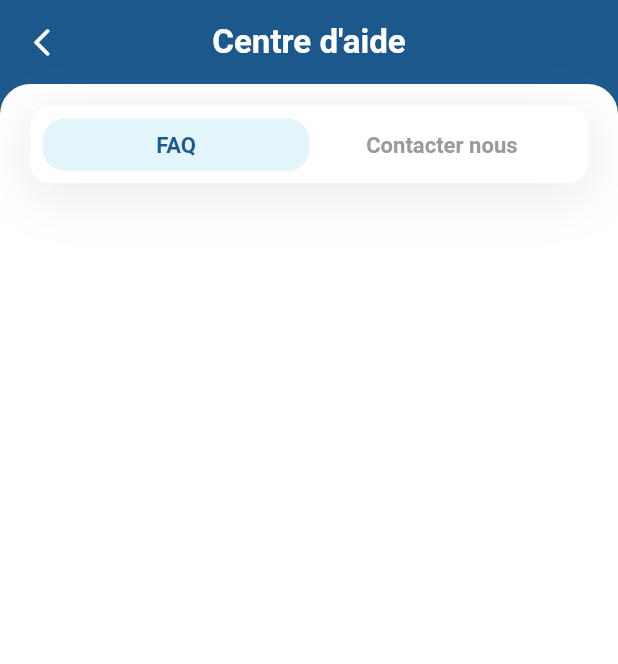
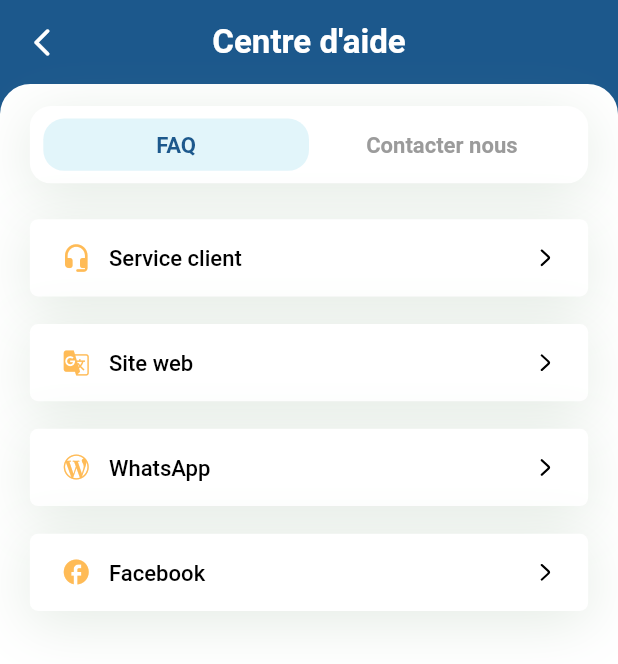
Before and after one commit to Keldy7/flutter_scolarApp, a Flutter app: the HelpCenterScreen screen opened by its route, on a phone screen of 412 x 824 dp. Shown: the top 664 px of the screen. Run offline on Flutter 3.47's test engine with Material 2 defaults, Android fonts, the phone set to English and light mode, and no system bars; our stand-ins replace carousel_slider, dotted_border, figma_squircle, file_picker, flutter_screenutil, flutter_svg and 7 more; accounts and stored records are empty; Roboto replaces fonts that are missing (Montserrat).

```diff
--- /dev/null
+++ b/lib/app/ui/models/model_options_contact_us.dart
@@ -0,0 +1,7 @@
+import 'package:flutter/cupertino.dart';
+
+class ModelOptions {
+  String title;
+  IconData icon;
+  ModelOptions(this.icon, this.title);
+}
--- a/lib/app/ui/screens/profile/notification_screen.dart
+++ b/lib/app/ui/screens/profile/notification_screen.dart
@@ -1,6 +1,7 @@
 import 'package:flutter/material.dart';
 import 'package:flutter_screenutil/flutter_screenutil.dart';
 import 'package:get/get.dart';
+import 'package:scolar_pay/app/utils/image_keys.dart';
 
 import '../../../utils/constant.dart';
 import '../../../utils/label_keys.dart';
@@ -10,6 +11,8 @@ import '../../styles/colors.dart';
 
 class NotificationScreen extends StatelessWidget {
   final List<String> notifications = ['', '', '', '', '', '', '', ''];
+
+  NotificationScreen({super.key});
 
   // final List<ModelNotifications> notificationList =
   //     DataFile.getAllNotificationList();
@@ -107,7 +110,7 @@ Wrap buildNoNotificationWidget(BuildContext context) {
     runAlignment: WrapAlignment.center,
     direction: Axis.vertical,
     children: [
-      getAssetImage(context, "no_notification_img.png", 173.w, 128.h,
+      getAssetImage(context, Images.noNotificationPng, 173.w, 128.h,
           boxFit: BoxFit.fitHeight),
       getCustomFont(Labels.pasNotificationsKey, 20, getFontColor(context), 1,
               fontWeight: FontWeight.w700)
--- a/lib/app/ui/screens/settings/help_center.dart
+++ b/lib/app/ui/screens/settings/help_center.dart
@@ -1,7 +1,9 @@
 import 'package:flutter/material.dart';
 import 'package:get/get.dart';
+import 'package:scolar_pay/app/ui/models/model_options_contact_us.dart';
 import 'package:scolar_pay/app/utils/label_keys.dart';
 
+import '../../../data/fake_data.dart';
 import '../../../utils/constant.dart';
 import '../../../utils/widget_utils.dart';
 
@@ -16,6 +18,10 @@ class _HelpCenterScreenState extends State<HelpCenterScreen> {
   final List<String> tabList = [
     Labels.faqKey,
     Labels.contactUsKey,
+  ];
+  final List<Widget> tabDetail = [
+    ContactUs(),
+    ContactUs(),
   ];
 
   @override
@@ -33,6 +39,8 @@ class _HelpCenterScreenState extends State<HelpCenterScreen> {
                   Column(
                     children: [
                       buildTabView(tabList, context, selectedTab),
+                      ObxValue(
+                          (p0) => tabDetail[selectedTab.value], selectedTab)
                     ],
                   ),
                 ],
@@ -42,3 +50,21 @@ class _HelpCenterScreenState extends State<HelpCenterScreen> {
         ));
   }
 }
+
+// ignore: must_be_immutable
+class ContactUs extends StatelessWidget {
+  ContactUs({super.key});
+
+  List<ModelOptions> allOptionsList = FakeData.getAllOptionsList();
+
+  @override
+  Widget build(BuildContext context) {
+    return Column(
+      children: List.generate(allOptionsList.length, (int index) {
+        ModelOptions allOptions = allOptionsList[index];
+        return getProfileRowContainer(context, () {}, allOptions.title,
+            iconName: allOptions.icon);
+      }),
+    );
+  }
+}
--- a/lib/app/utils/image_keys.dart
+++ b/lib/app/utils/image_keys.dart
@@ -33,6 +33,7 @@ class Images {
 
 
   //SVG
+  static const accountSvg ='account';
   static const addImgSvg ='add_img';
   static const arrowBottomSvg ='arrow_bottom';
   static const arrowDownSvg ='arrow_down';
@@ -62,9 +63,10 @@ class Images {
   static const jpsSvg ='jps';
   static const locationActiveSvg ='location_active';
   static const locationSvg ='location';
+  static const passwordSvg ='pass';
   static const mailSvg ='mail';
   static const mailIconSvg ='mail_icon';
-  static const passwordSvg ='pass';
+  static const noticeBoardSvg ='notice_board';
   static const profileSvg ='profile';
   static const radioCheckedSvg ='radio_checked';
   static const radioUncheckedSvg ='radio_unchecked';
--- a/lib/app/utils/label_keys.dart
+++ b/lib/app/utils/label_keys.dart
@@ -137,11 +137,16 @@ class Labels {
   static String politiqueConfidentialiteKey = "Politique de confidentialité";
   static String aboutUsKey = "À propos de nous";
   static String agreeWithKey = "J'accepte les";
+  static String shareAppKey = "Partager l'application";
 
 //Centre d'aide
   static String helpCenterKey = "Centre d'aide";
   static String faqKey = "FAQ";
   static String contactUsKey = "Contacter nous";
+  static String serviceClientKey = "Service client";
+  static String whatsappKey = "WhatsApp";
+  static String facebookKey = "Facebook";
+  static String websiteKey = "Site web";
 
 //Chat
   static String enLigneKey = "En ligne";
--- a/lib/app/utils/widget_utils.dart
+++ b/lib/app/utils/widget_utils.dart
@@ -1848,7 +1848,8 @@ Widget buildButtonBookNow(BuildContext context, Function function) {
 }
 
 Widget getProfileRowContainer(
-    BuildContext context, Function function, String text,) {
+    BuildContext context, Function function, String text,
+    {IconData iconName = Icons.pages}) {
   return InkWell(
     onTap: () {
       function();
@@ -1874,7 +1875,9 @@ Widget getProfileRowContainer(
           vertical: 10.h),
       child: Row(
         children: [
-          getSvgImage(context, Images.starSvg, 16),
+          // getSvgImage(
+          //     context, nameSvg, 16, color: secondaryColor),
+          Icon(iconName, color: secondaryColor, size: 20),
           12.w.horizontalSpace,
           Expanded(
               child: getCustomFont(text, 16, getFontColor(context), 1,
--- a/lib/main.dart
+++ b/lib/main.dart
@@ -7,6 +7,7 @@ import 'package:scolar_pay/app/ui/screens/exams/details_exams_screen.dart';
 import 'package:scolar_pay/app/ui/screens/exams/exams_screen.dart';
 import 'package:scolar_pay/app/ui/screens/permission/permission_screen.dart';
 import 'package:scolar_pay/app/ui/screens/settings/help_center.dart';
+
 import 'app/ui/controllers/home_controller.dart';
 import 'app/ui/screens/attendance/attendance_screen.dart';
 import 'app/ui/screens/child/children_screen.dart';
@@ -18,6 +19,7 @@ import 'app/ui/screens/login/login_screen.dart';
 // import 'app/ui/screens/login/phone_number_screen.dart';
 import 'app/ui/screens/login/registration_screen.dart';
 import 'app/ui/screens/login/reset_password_screen.dart';
+import 'app/ui/screens/profile/notification_screen.dart';
 import 'app/ui/screens/settings/termn_condition_screen.dart';
 import 'app/ui/screens/login/verification_screen.dart';
 import 'app/ui/screens/permission/add_permission_screen.dart';
@@ -90,8 +92,8 @@ class MyApp extends StatelessWidget {
         Routes.examsDetailScreenRoute: (context) => const DetailExamsScreen(),
         Routes.myProfileScreenRoute: (context) => const MyProfileScreen(),
         Routes.editProfileRoute: (context) => EditProfile(),
-        Routes.settingScreenRoute: (context) => SettingScreen(),
-        // Routes.notificationScreenRoute: (context) => NotificationScreen(),
+        Routes.settingScreenRoute: (context) => const SettingScreen(),
+        Routes.notificationScreenRoute: (context) => NotificationScreen(),
         // "/": (context) => controller.isLogin ? const HomeScreen() : SplashScreen()
       },
     );
```
Also changed, not shown: lib/app/data/fake_data.dart (+27 -35 lines), lib/app/ui/screens/home/tab/tab_home.dart (+10 -10 lines), lib/app/ui/screens/home/tab/tab_profile.dart (+4 -8 lines), lib/app/ui/screens/settings/settings_screen.dart (+18 -18 lines), lib/app/utils/constant.dart (+9 -2 lines), assets/images/svg/account.svg (added), assets/images/svg/notice_board.svg (added), assets/images/svg/settings.svg (renamed from assets/images/svg/setting.svg).
